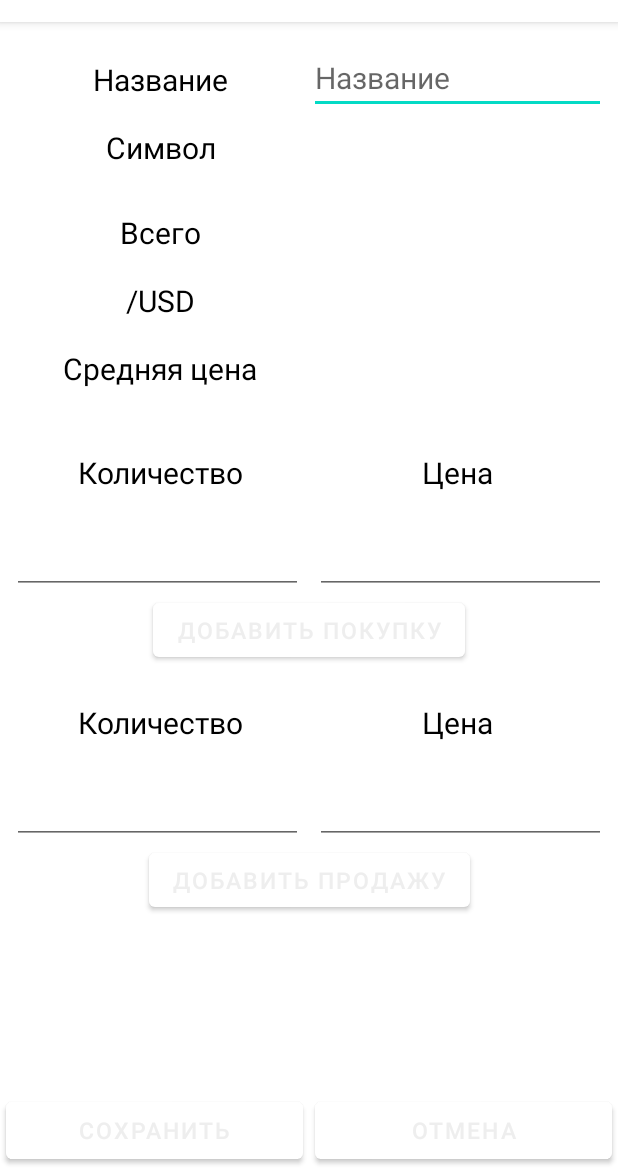
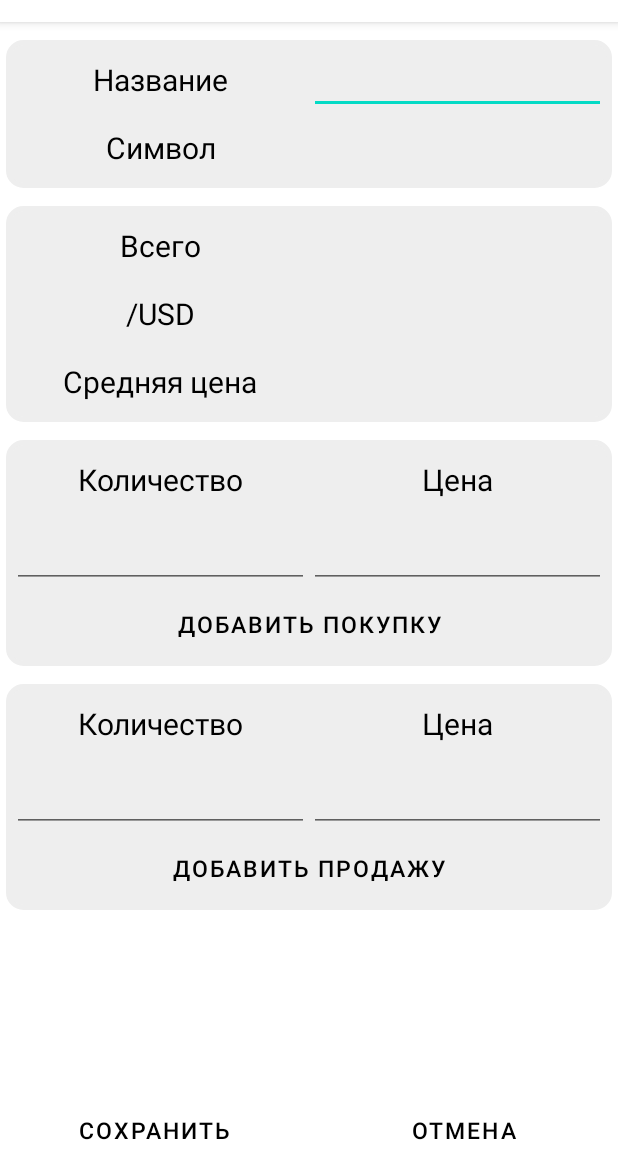
Before and after one commit to cloy123/CryptoState, an Android app: the fragment EditAsset shown on its own in the app's theme, on a phone screen of 412 x 824 dp, the part 62-1236 px from its top. Run offline under Robolectric (Android 15) with nearby library versions, the phone set to English and light mode, and no system bars; 5 statements that could not run were skipped.

Commit message:
переделал кнопки

```diff
--- a/app/src/main/java/com/monsieur/cloy/cryptostate/ui/assets/AssetsRecyclerAdapter.kt
+++ b/app/src/main/java/com/monsieur/cloy/cryptostate/ui/assets/AssetsRecyclerAdapter.kt
@@ -5,6 +5,7 @@ import android.util.Log
 import android.view.LayoutInflater
 import android.view.View
 import android.view.ViewGroup
+import android.widget.Button
 import android.widget.LinearLayout
 import android.widget.TextView
 import androidx.cardview.widget.CardView
@@ -89,8 +90,8 @@ class AssetsRecyclerAdapter() : RecyclerView.Adapter<AssetsRecyclerAdapter.ViewH
         var averagePrice: TextView = itemView.findViewById(R.id.averagePrice)
         var change: TextView = itemView.findViewById(R.id.change)
         var card: CardView = itemView.findViewById(R.id.card)
-        var edit: TextView = itemView.findViewById(R.id.edit)
-        var delete: TextView = itemView.findViewById(R.id.delete)
+        var edit: Button = itemView.findViewById(R.id.edit)
+        var delete: Button = itemView.findViewById(R.id.delete)
         var hiddenLayout: LinearLayout = itemView.findViewById(R.id.hidden_layout)
         var isOpen = false
     }
--- a/app/src/main/java/com/monsieur/cloy/cryptostate/ui/prices/PricesRecyclerAdapter.kt
+++ b/app/src/main/java/com/monsieur/cloy/cryptostate/ui/prices/PricesRecyclerAdapter.kt
@@ -5,6 +5,7 @@ import android.util.Log
 import android.view.LayoutInflater
 import android.view.View
 import android.view.ViewGroup
+import android.widget.Button
 import android.widget.LinearLayout
 import android.widget.TextView
 import androidx.cardview.widget.CardView
@@ -78,7 +79,7 @@ class PricesRecyclerAdapter() : RecyclerView.Adapter<PricesRecyclerAdapter.ViewH
         var eurPrice: TextView = itemView.findViewById(R.id.price_eur)
         var uahPrice: TextView = itemView.findViewById(R.id.price_uah)
         var card: CardView = itemView.findViewById(R.id.card)
-        var delete: TextView = itemView.findViewById(R.id.delete)
+        var delete: Button = itemView.findViewById(R.id.delete)
         var hiddenLayout: LinearLayout = itemView.findViewById(R.id.hidden_layout)
         var isOpen = false
     }
--- a/app/src/main/res/drawable/layout_border.xml
+++ b/app/src/main/res/drawable/layout_border.xml
@@ -1,7 +1,7 @@
 <?xml version="1.0" encoding="utf-8"?>
 <shape xmlns:android="http://schemas.android.com/apk/res/android">
-    <solid android:color="#FFFFFF"/>
-    <stroke android:width="3dip" android:color="#fff" />
+    <solid android:color="?colorOnPrimary"/>
+    <stroke android:width="3dip" android:color="?colorOnPrimary" />
     <corners android:radius="10dip"/>
     <padding android:left="0dip" android:top="0dip" android:right="0dip" android:bottom="0dip" />
 </shape>
--- /dev/null
+++ b/app/src/main/res/drawable/oval_button_dark_ripple.xml
@@ -0,0 +1,21 @@
+<?xml version="1.0" encoding="utf-8"?>
+<ripple xmlns:android="http://schemas.android.com/apk/res/android"
+    android:color="?attr/colorOnPrimary">
+    <item android:id="@android:id/mask">
+        <shape android:shape="rectangle">
+            <solid android:color="?attr/colorOnPrimary" />
+            <corners android:radius="100dp" />
+        </shape>
+    </item>
+
+    <item android:id="@android:id/background">
+        <shape android:shape="rectangle">
+            <gradient
+                android:angle="90"
+                android:endColor="#00ffffff"
+                android:startColor="#00ffffff"
+                android:type="linear" />
+            <corners android:radius="100dp" />
+        </shape>
+    </item>
+</ripple>
--- /dev/null
+++ b/app/src/main/res/drawable/oval_button_light_ripple.xml
@@ -0,0 +1,21 @@
+<?xml version="1.0" encoding="utf-8"?>
+<ripple xmlns:android="http://schemas.android.com/apk/res/android"
+    android:color="?attr/colorPrimary">
+    <item android:id="@android:id/mask">
+        <shape android:shape="rectangle">
+            <solid android:color="?attr/colorOnPrimary" />
+            <corners android:radius="100dp" />
+        </shape>
+    </item>
+
+    <item android:id="@android:id/background">
+        <shape android:shape="rectangle">
+            <gradient
+                android:angle="90"
+                android:endColor="#00ffffff"
+                android:startColor="#00ffffff"
+                android:type="linear" />
+            <corners android:radius="100dp" />
+        </shape>
+    </item>
+</ripple>
--- a/app/src/main/res/layout/fragment_edit_asset.xml
+++ b/app/src/main/res/layout/fragment_edit_asset.xml
@@ -15,6 +15,7 @@
         app:layout_constraintTop_toTopOf="parent"
         app:layout_constraintStart_toStartOf="parent"
         app:layout_constraintEnd_toEndOf="parent"
+        android:background="@drawable/layout_border"
         android:padding="4dp">
 
         <TextView
@@ -43,9 +44,10 @@
             android:id="@+id/assetName"
             android:layout_width="0dp"
             android:layout_height="45dp"
-            android:hint="@string/symbol_name"
             android:inputType="text"
             android:textSize="@dimen/big_text"
+            android:textAlignment="center"
+            android:gravity="center"
             app:layout_constraintBottom_toBottomOf="@id/textView"
             app:layout_constraintEnd_toEndOf="parent"
             app:layout_constraintStart_toEndOf="@+id/textView"
@@ -56,6 +58,8 @@
             android:layout_width="0dp"
             android:layout_height="45dp"
             android:textSize="@dimen/big_text"
+            android:gravity="center"
+            tools:text="ADA/USD"
             app:layout_constraintBottom_toBottomOf="@+id/textView2"
             app:layout_constraintEnd_toEndOf="parent"
             app:layout_constraintStart_toEndOf="@id/textView2"
@@ -71,7 +75,8 @@
         android:layout_marginVertical="12dp"
         android:padding="4dp"
         app:layout_constraintTop_toBottomOf="@id/constraint_main"
-        android:orientation="vertical">
+        android:orientation="vertical"
+        android:background="@drawable/layout_border">
 
         <LinearLayout
             android:layout_width="match_parent"
@@ -83,7 +88,7 @@
                 android:layout_width="0dp"
                 android:layout_height="match_parent"
                 android:text="@string/total"
-                android:textAlignment="center"
+                android:gravity="center"
                 android:textSize="@dimen/big_text" />
 
             <TextView
@@ -92,7 +97,7 @@
                 android:layout_width="0dp"
                 android:layout_height="match_parent"
                 android:textSize="@dimen/big_text"
-                android:textAlignment="center"
+                android:gravity="center"
                 tools:text="200.4" />
 
         </LinearLayout>
@@ -107,7 +112,7 @@
                 android:layout_width="0dp"
                 android:layout_height="match_parent"
                 android:text="@string/usd"
-                android:textAlignment="center"
+                android:gravity="center"
                 android:textSize="@dimen/big_text"
                 />
 
@@ -117,7 +122,7 @@
                 android:layout_width="0dp"
                 android:layout_height="match_parent"
                 android:textSize="@dimen/big_text"
-                android:textAlignment="center"
+                android:gravity="center"
                 tools:text="200.4" />
 
         </LinearLayout>
@@ -132,7 +137,7 @@
             android:layout_width="0dp"
             android:layout_height="match_parent"
             android:text="@string/average_price"
-            android:textAlignment="center"
+            android:gravity="center"
             android:textSize="@dimen/big_text" />
 
         <TextView
@@ -140,7 +145,7 @@
             android:id="@+id/average_price"
             android:layout_width="0dp"
             android:layout_height="match_parent"
-            android:textAlignment="center"
+            android:gravity="center"
             android:textSize="@dimen/big_text" />
 
     </LinearLayout>
@@ -161,24 +166,22 @@
 
 
         <TextView
-            android:layout_margin="4dp"
             android:id="@+id/tv_buy_quantity"
             android:layout_width="0dp"
             android:layout_height="45dp"
             android:text="@string/quantity"
             android:textSize="@dimen/big_text"
-            android:textAlignment="center"
+            android:gravity="center"
             app:layout_constraintStart_toStartOf="parent"
             app:layout_constraintTop_toTopOf="parent"
             app:layout_constraintEnd_toStartOf="@id/tv_buy_price"/>
 
         <TextView
-            android:layout_margin="4dp"
             android:id="@+id/tv_buy_price"
             android:layout_width="0dp"
             android:layout_height="45dp"
             android:text="@string/price"
-            android:textAlignment="center"
+            android:gravity="center"
             android:textSize="@dimen/big_text"
             app:layout_constraintEnd_toEndOf="parent"
             app:layout_constraintStart_toEndOf="@+id/tv_buy_quantity"
@@ -191,6 +194,8 @@
             android:layout_marginVertical="4dp"
             android:inputType="numberDecimal"
             android:textSize="@dimen/big_text"
+            android:textAlignment="center"
+            android:gravity="center"
             app:layout_constraintEnd_toEndOf="@id/tv_buy_quantity"
             app:layout_constraintStart_toStartOf="parent"
             app:layout_constraintTop_toBottomOf="@id/tv_buy_quantity" />
@@ -202,6 +207,8 @@
             android:layout_height="45dp"
             android:inputType="numberDecimal"
             android:textSize="@dimen/big_text"
+            android:textAlignment="center"
+            android:gravity="center"
             app:layout_constraintTop_toBottomOf="@id/tv_buy_price"
             app:layout_constraintStart_toStartOf="@id/tv_buy_price"
             app:layout_constraintEnd_toEndOf="parent" />
@@ -215,7 +222,10 @@
             app:layout_constraintBottom_toBottomOf="parent"
             app:layout_constraintEnd_toEndOf="parent"
             app:layout_constraintStart_toStartOf="parent"
-            app:layout_constraintTop_toBottomOf="@+id/buy_quantity" />
+            app:layout_constraintTop_toBottomOf="@+id/buy_quantity"
+            android:background="@drawable/oval_button_light_ripple"
+            android:stateListAnimator="@null"
+            android:textColor="@color/black"/>
 
     </androidx.constraintlayout.widget.ConstraintLayout>
 
@@ -230,24 +240,22 @@
         android:background="@drawable/layout_border">
 
         <TextView
-            android:layout_margin="4dp"
             android:id="@+id/tv_sell_quantity"
             android:layout_width="0dp"
             android:layout_height="45dp"
             android:text="@string/quantity"
             android:textSize="@dimen/big_text"
-            android:textAlignment="center"
+            android:gravity="center"
             app:layout_constraintStart_toStartOf="parent"
             app:layout_constraintTop_toTopOf="parent"
             app:layout_constraintEnd_toStartOf="@id/tv_sell_price"/>
 
         <TextView
-            android:layout_margin="4dp"
             android:id="@+id/tv_sell_price"
             android:layout_width="0dp"
             android:layout_height="45dp"
             android:text="@string/price"
-            android:textAlignment="center"
+            android:gravity="center"
             android:textSize="@dimen/big_text"
             app:layout_constraintEnd_toEndOf="parent"
             app:layout_constraintStart_toEndOf="@+id/tv_sell_quantity"
@@ -260,6 +268,8 @@
             android:layout_marginVertical="4dp"
             android:inputType="numberDecimal"
             android:textSize="@dimen/big_text"
+            android:textAlignment="center"
+            android:gravity="center"
             app:layout_constraintEnd_toEndOf="@id/tv_sell_quantity"
             app:layout_constraintStart_toStartOf="parent"
             app:layout_constraintTop_toBottomOf="@id/tv_sell_quantity" />
@@ -271,6 +281,8 @@
             android:layout_height="45dp"
             android:inputType="numberDecimal"
             android:textSize="@dimen/big_text"
+            android:textAlignment="center"
+            android:gravity="center"
             app:layout_constraintTop_toBottomOf="@id/tv_sell_price"
             app:layout_constraintStart_toStartOf="@id/tv_sell_price"
             app:layout_constraintEnd_toEndOf="parent" />
@@ -284,7 +296,10 @@
             app:layout_constraintBottom_toBottomOf="parent"
             app:layout_constraintEnd_toEndOf="parent"
             app:layout_constraintStart_toStartOf="parent"
-            app:layout_constraintTop_toBottomOf="@+id/sell_quantity" />
+            app:layout_constraintTop_toBottomOf="@+id/sell_quantity"
+            android:background="@drawable/oval_button_light_ripple"
+            android:stateListAnimator="@null"
+            android:textColor="@color/black" />
 
     </androidx.constraintlayout.widget.ConstraintLayout>
 
@@ -298,7 +313,10 @@
         android:textSize="@dimen/medium_text"
         app:layout_constraintBottom_toBottomOf="parent"
         app:layout_constraintStart_toStartOf="parent"
-        app:layout_constraintEnd_toStartOf="@+id/cancel_button"/>
+        app:layout_constraintEnd_toStartOf="@+id/cancel_button"
+        android:background="@drawable/oval_button_dark_ripple"
+        android:stateListAnimator="@null"
+        android:textColor="@color/black"/>
 
     <Button
         android:text="@string/cancel"
@@ -309,6 +327,9 @@
         android:textSize="@dimen/medium_text"
         app:layout_constraintBottom_toBottomOf="parent"
         app:layout_constraintEnd_toEndOf="parent"
-        app:layout_constraintStart_toEndOf="@+id/save_button" />
+        app:layout_constraintStart_toEndOf="@+id/save_button"
+        android:background="@drawable/oval_button_dark_ripple"
+        android:stateListAnimator="@null"
+        android:textColor="@color/black"/>
 
 </androidx.constraintlayout.widget.ConstraintLayout>
```
Also changed, not shown: app/src/main/res/layout/assets_card_layout.xml (+11 -5 lines), app/src/main/res/layout/fragment_add_asset.xml (+12 -3 lines), app/src/main/res/layout/fragment_add_price.xml (+18 -7 lines), app/src/main/res/layout/fragment_assets.xml (+18 -13 lines), app/src/main/res/layout/prices_card_layout.xml (+14 -7 lines), app/src/main/res/values/styles.xml (+5 -2 lines).
